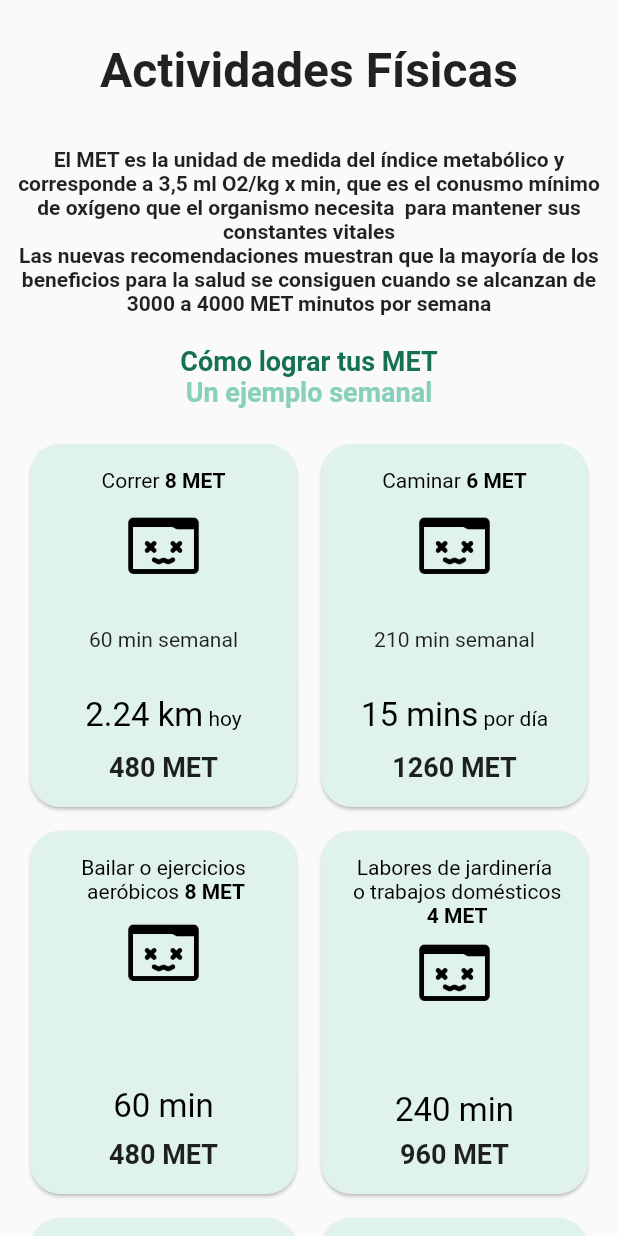
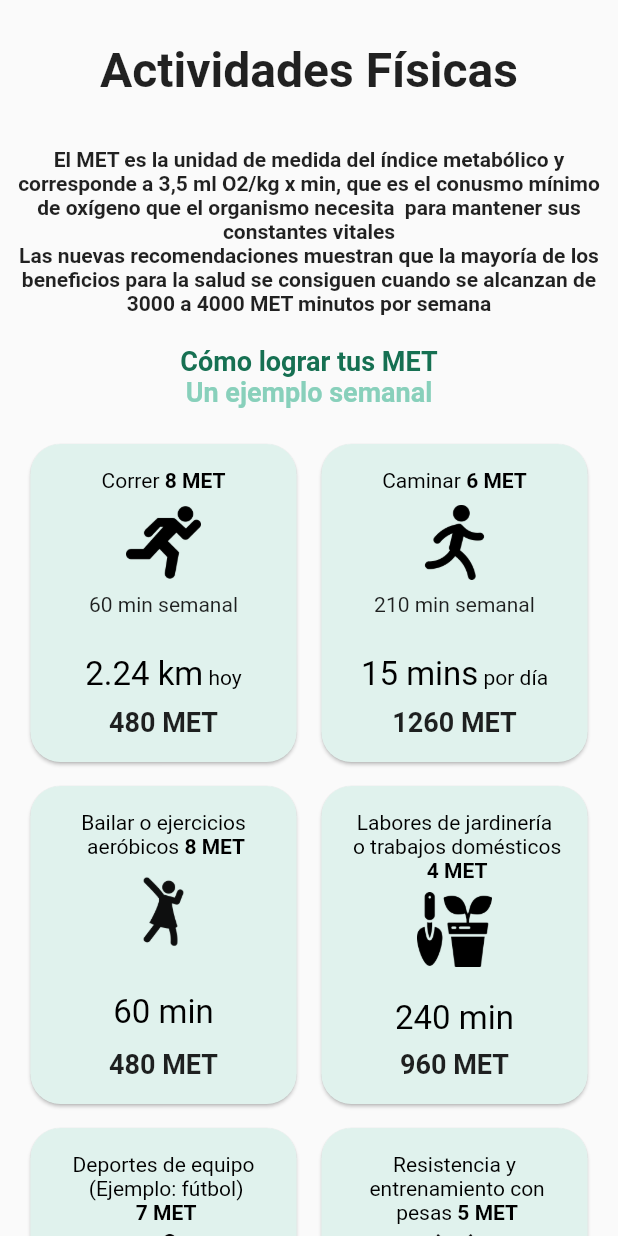
Before and after one commit to PRY20220274/FitAndHealthy_mobile, a Flutter app: the PhysicalActivityPage widget shown alone on an empty page, opened directly, on a phone screen of 412 x 824 dp. Run offline on Flutter 3.47's test engine with Material 2 defaults, Android fonts, the phone set to English and light mode, and no system bars; our stand-ins replace dio, shared_preferences; accounts and stored records are empty.

Commit message:
add icon in physical activities page

```diff
--- a/lib/ui/physical_activity/physical_activity.dart
+++ b/lib/ui/physical_activity/physical_activity.dart
@@ -43,6 +43,7 @@ class PhysicalActivityPage extends StatelessWidget {
                   currencyValue: '2.24 km',
                   currencyFrecuency: ' hoy',
                   currencyMet: 480,
+                  imageIcon: 'correr.png',
                 ),
                 CardPhysicalActivity(
                   activity: 'Caminar',
@@ -51,6 +52,7 @@ class PhysicalActivityPage extends StatelessWidget {
                   currencyValue: '15 mins',
                   currencyFrecuency: ' por día',
                   currencyMet: 1260,
+                  imageIcon: 'caminar.png',
                 )
               ],
             ),
@@ -63,12 +65,14 @@ class PhysicalActivityPage extends StatelessWidget {
                   goalMet: 8,
                   currencyValue: '60 min',
                   currencyMet: 480,
+                  imageIcon: 'cantar.png',
                 ),
                 CardPhysicalActivity(
                   activity: 'Labores de jardinería\n o trabajos domésticos\n',
                   goalMet: 4,
                   currencyValue: '240 min',
                   currencyMet: 960,
+                  imageIcon: 'jardineria.png',
                 )
               ],
             ),
@@ -81,12 +85,14 @@ class PhysicalActivityPage extends StatelessWidget {
                   goalMet: 7,
                   currencyValue: '60 min',
                   currencyMet: 520,
+                  imageIcon: 'futbol.png',
                 ),
                 CardPhysicalActivity(
                   activity: 'Resistencia y\n entrenamiento con\n pesas',
                   goalMet: 5,
                   currencyValue: '60 min',
                   currencyMet: 300,
+                  imageIcon: 'resistencia.png',
                 )
               ],
             ),
--- a/lib/ui/physical_activity/widgets/card_physical_activity.dart
+++ b/lib/ui/physical_activity/widgets/card_physical_activity.dart
@@ -27,7 +27,7 @@ class CardPhysicalActivity extends StatelessWidget {
     final size = MediaQuery.of(context).size;
 
     return SizedBox(
-      height: 250,
+      height: 220,
       width: size.width / 2 * 0.9,
       child: Card(
         color: Palette.green.shade50,
@@ -56,8 +56,8 @@ class CardPhysicalActivity extends StatelessWidget {
                 ],
               ),
               Image.asset('assets/images/$imageIcon', height: 50),
-              const SizedBox(height: 8),
-              goalTime != 0 ? Text('$goalTime min semanal') : const Text(''),
+              //const SizedBox(height: 8),
+              if (goalTime != 0) Text('$goalTime min semanal'),
               const SizedBox(height: 8),
               //Text('$currencyValue $currencyFrecuency'),
               RichText(
--- a/lib/ui/physical_activity/widgets/valores_met.dart
+++ b/lib/ui/physical_activity/widgets/valores_met.dart
@@ -8,52 +8,52 @@ class ValoresMet extends StatelessWidget {
     return Column(
       children: const [
         ValorMet(
-          imageIcon: '404-error.png',
+          imageIcon: 'ciclismo.png',
           text: 'Ciclismo(moderado)',
           valueMet: '7.5',
         ),
         ValorMet(
-          imageIcon: '404-error.png',
+          imageIcon: 'ciclismo.png',
           text: 'Ciclismo(vigoroso)',
           valueMet: '14',
         ),
         ValorMet(
-          imageIcon: '404-error.png',
+          imageIcon: 'caminar.png',
           text: 'Caminar rápido',
           valueMet: '6',
         ),
         ValorMet(
-          imageIcon: '404-error.png',
+          imageIcon: 'correr.png',
           text: 'Correr',
           valueMet: '8',
         ),
         ValorMet(
-          imageIcon: '404-error.png',
+          imageIcon: 'jardineria.png',
           text: 'Labores de jardinería',
           valueMet: '4',
         ),
         ValorMet(
-          imageIcon: '404-error.png',
+          imageIcon: 'labores_domesticas.png',
           text: 'Trabajos domésticos',
           valueMet: '4',
         ),
         ValorMet(
-          imageIcon: '404-error.png',
+          imageIcon: 'saltar_cuerda.png',
           text: 'Saltar la cuerda',
           valueMet: '11',
         ),
         ValorMet(
-          imageIcon: '404-error.png',
+          imageIcon: 'subir_escaleras.png',
           text: 'Subir escaleras',
           valueMet: '5',
         ),
         ValorMet(
-          imageIcon: '404-error.png',
+          imageIcon: 'pilates.jpg',
           text: 'Pilates',
           valueMet: '3',
         ),
         ValorMet(
-          imageIcon: '404-error.png',
+          imageIcon: 'resistencia.png',
           text: 'Ejercicio de resistencia',
           valueMet: '5',
         )
```
Also changed, not shown: assets/images/caminar.png (added), assets/images/cantar.png (added), assets/images/ciclismo.png (added), assets/images/correr.png (added), assets/images/futbol.png (added), assets/images/jardineria.png (added), assets/images/labores_domesticas.png (added), assets/images/pilates.jpg (added), assets/images/resistencia.png (added), assets/images/saltar_cuerda.png (added), assets/images/subir_escaleras.png (added).
